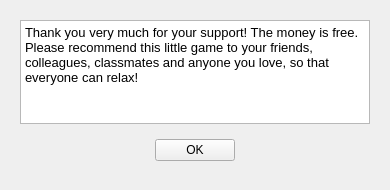
Qt form form/send_money.ui (soda92/beijing_fushengji_rewrite) before a commit.
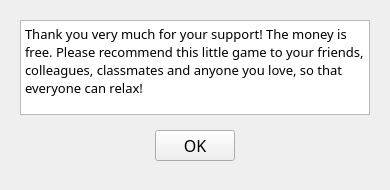
The same form after that commit.

What changed in the file:
```diff
--- a/form/send_money.ui
+++ b/form/send_money.ui
@@ -13,6 +13,11 @@
   <property name="windowTitle">
    <string>Send Money</string>
   </property>
+  <property name="styleSheet">
+   <string notr="true">QLabel, QPushButton, QTextBrowser, QGroupBox, QTextEdit {
+                font: 12pt MiSans;
+            }</string>
+  </property>
   <layout class="QGridLayout" name="gridLayout">
    <item row="0" column="0">
     <widget class="QWidget" name="widget" native="true">
@@ -26,8 +31,8 @@
 hr { height: 1px; border-width: 0; }
 li.unchecked::marker { content: &quot;\2610&quot;; }
 li.checked::marker { content: &quot;\2612&quot;; }
-&lt;/style&gt;&lt;/head&gt;&lt;body style=&quot; font-family:'Sans'; font-size:10pt; font-weight:400; font-style:normal;&quot;&gt;
-&lt;p style=&quot; margin-top:0px; margin-bottom:0px; margin-left:0px; margin-right:0px; -qt-block-indent:0; text-indent:0px;&quot;&gt;Thank you very much for your support! The money is free. Please recommend this little game to your friends, colleagues, classmates and anyone you love, so that everyone can relax!&lt;/p&gt;&lt;/body&gt;&lt;/html&gt;</string>
+&lt;/style&gt;&lt;/head&gt;&lt;body style=&quot; font-family:'MiSans'; font-size:12pt; font-weight:400; font-style:normal;&quot;&gt;
+&lt;p style=&quot; margin-top:0px; margin-bottom:0px; margin-left:0px; margin-right:0px; -qt-block-indent:0; text-indent:0px;&quot;&gt;&lt;span style=&quot; font-family:'Sans'; font-size:10pt;&quot;&gt;Thank you very much for your support! The money is free. Please recommend this little game to your friends, colleagues, classmates and anyone you love, so that everyone can relax!&lt;/span&gt;&lt;/p&gt;&lt;/body&gt;&lt;/html&gt;</string>
         </property>
        </widget>
       </item>
```
